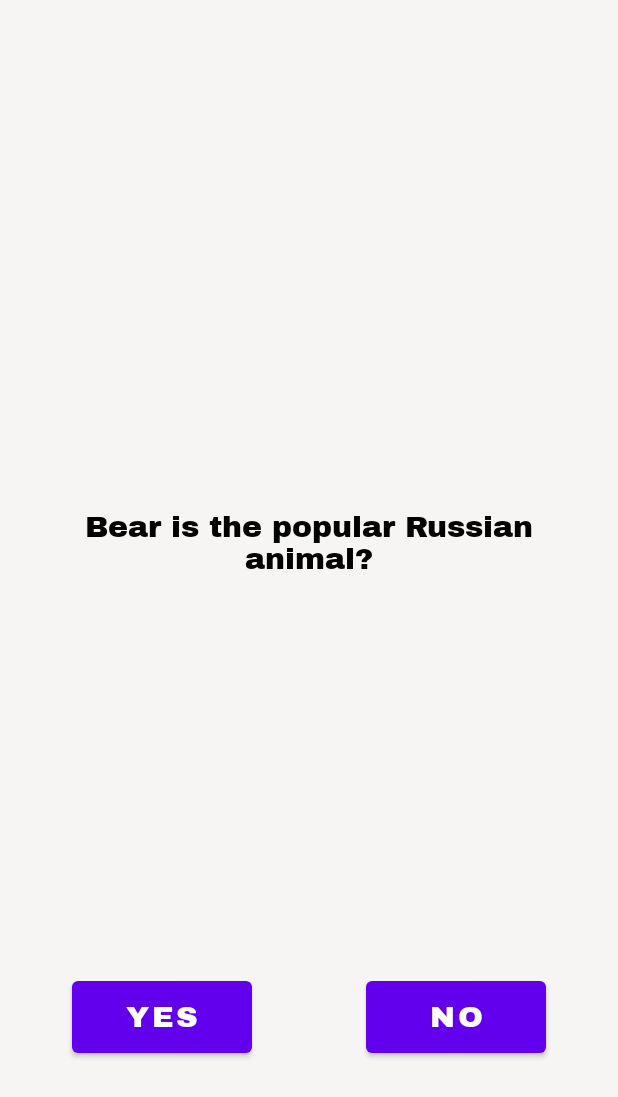
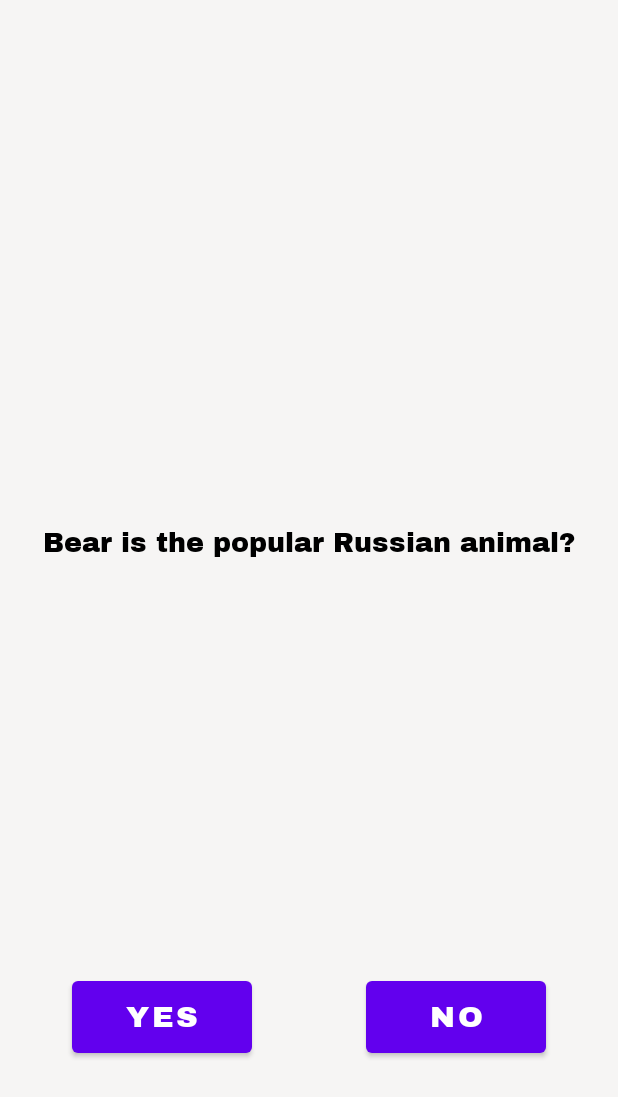
Before and after one commit to Frogii/QuizApp, an Android app: the layout question_item.xml on its own in the app's theme, with its tools: preview values and no code run, on a phone screen of 412 x 824 dp. Shown: the top 1097 px of the screen. Run offline under Robolectric (Android 15) with nearby library versions, the phone set to English and light mode, and no system bars; network calls fail.

Commit message:
fix: motion fix

```diff
--- a/app/src/main/java/com/example/quizapp/ui/questions/QuestionsFragment.kt
+++ b/app/src/main/java/com/example/quizapp/ui/questions/QuestionsFragment.kt
@@ -59,9 +59,7 @@ class QuestionsFragment : Fragment() {
         viewModel.answerResultEvent.observe(viewLifecycleOwner, Observer { answer ->
             binding.answer = answer
             binding.motionLayoutQuestions.transitionToEnd()
-            binding.motionLayoutQuestions.visibility = View.GONE
             binding.motionLayoutQuestions.transitionToStart()
-            binding.motionLayoutQuestions.visibility = View.VISIBLE
         })
 
         viewModel.scoreFragmentEvent.observe(viewLifecycleOwner, Observer { rightAnswers ->
--- a/app/src/main/res/layout/fragment_questions.xml
+++ b/app/src/main/res/layout/fragment_questions.xml
@@ -43,7 +43,7 @@
                 android:fontFamily="@font/archivo_black"
                 android:text="@{answer ? @string/true_answer : @string/wrong_answer}"
                 android:textColor="@{answer ? @color/true_answer : @color/wrong_answer}"
-                android:textSize="26sp"
+                android:textSize="30sp"
                 app:layout_constraintEnd_toEndOf="parent"
                 app:layout_constraintStart_toStartOf="parent"
                 app:layout_constraintTop_toTopOf="@+id/viewPagerQuestions"
--- a/app/src/main/res/layout/question_item.xml
+++ b/app/src/main/res/layout/question_item.xml
@@ -24,7 +24,7 @@
             android:textAlignment="center"
             android:text="@{question.formattedQuestion}"
             android:textColor="@color/black"
-            android:textSize="20sp"
+            android:textSize="18sp"
             app:layout_constraintBottom_toBottomOf="parent"
             app:layout_constraintEnd_toEndOf="parent"
             app:layout_constraintStart_toStartOf="parent"
```
